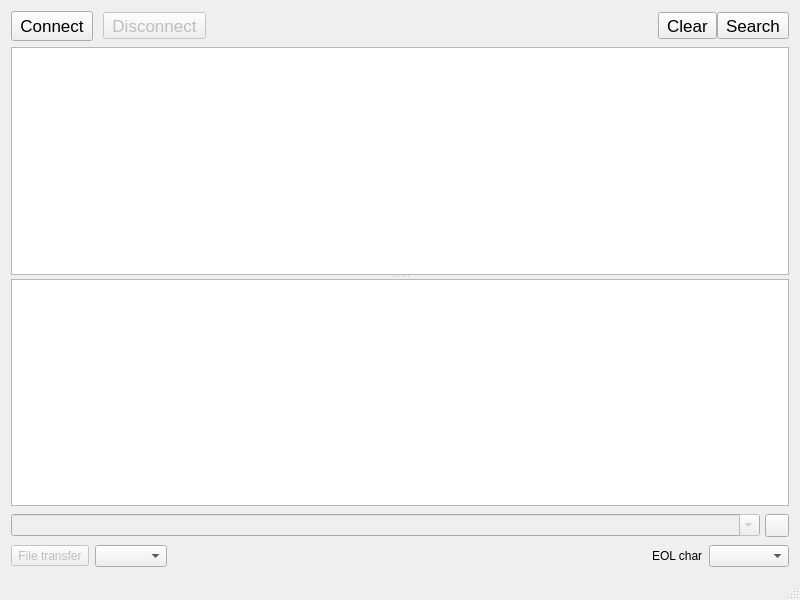
First picture: the form in mainwindow.ui, repository develer-staff/cutecom-ng, before the edit.
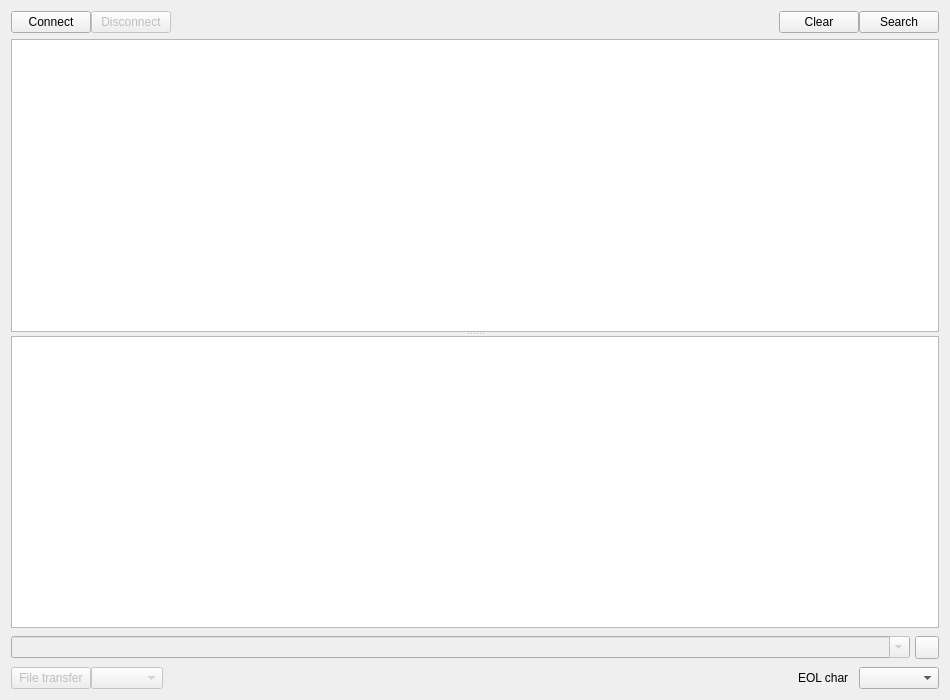
Second picture: the form after the edit. Icons and pictures are not drawn. Custom widgets are drawn as their Qt base class.

Commit message: Try to solve cross-platform differences in the ui using a fixed style (fusion) and a different font-family (courier).

Patch:
```diff
--- a/mainwindow.ui
+++ b/mainwindow.ui
@@ -6,8 +6,8 @@
    <rect>
     <x>0</x>
     <y>0</y>
-    <width>800</width>
-    <height>600</height>
+    <width>950</width>
+    <height>700</height>
    </rect>
   </property>
   <property name="windowTitle">
@@ -24,49 +24,17 @@
        <number>0</number>
       </property>
       <item>
-       <widget class="QToolButton" name="connectButton">
-        <property name="minimumSize">
-         <size>
-          <width>70</width>
-          <height>30</height>
-         </size>
-        </property>
-        <property name="font">
-         <font>
-          <pointsize>13</pointsize>
-         </font>
-        </property>
+       <widget class="QPushButton" name="connectButton">
         <property name="text">
          <string>Connect</string>
         </property>
        </widget>
       </item>
       <item>
-       <spacer name="horizontalSpacer_3">
-        <property name="orientation">
-         <enum>Qt::Horizontal</enum>
-        </property>
-        <property name="sizeType">
-         <enum>QSizePolicy::Minimum</enum>
-        </property>
-        <property name="sizeHint" stdset="0">
-         <size>
-          <width>10</width>
-          <height>20</height>
-         </size>
-        </property>
-       </spacer>
-      </item>
-      <item>
-       <widget class="QToolButton" name="disconnectButton">
+       <widget class="QPushButton" name="disconnectButton">
         <property name="enabled">
          <bool>false</bool>
         </property>
-        <property name="font">
-         <font>
-          <pointsize>13</pointsize>
-         </font>
-        </property>
         <property name="text">
          <string>Disconnect</string>
         </property>
@@ -102,24 +70,14 @@
        </spacer>
       </item>
       <item>
-       <widget class="QToolButton" name="clearButton">
-        <property name="font">
-         <font>
-          <pointsize>13</pointsize>
-         </font>
-        </property>
+       <widget class="QPushButton" name="clearButton">
         <property name="text">
          <string>Clear</string>
         </property>
        </widget>
       </item>
       <item>
-       <widget class="QToolButton" name="searchButton">
-        <property name="font">
-         <font>
-          <pointsize>13</pointsize>
-         </font>
-        </property>
+       <widget class="QPushButton" name="searchButton">
         <property name="text">
          <string>Search</string>
         </property>
@@ -141,8 +99,8 @@
       <widget class="QPlainTextEdit" name="mainOutput">
        <property name="font">
         <font>
-         <family>Monospace</family>
-         <pointsize>9</pointsize>
+         <family>Courier</family>
+         <pointsize>10</pointsize>
         </font>
        </property>
        <property name="readOnly">
@@ -152,8 +110,8 @@
       <widget class="QPlainTextEdit" name="bottomOutput">
        <property name="font">
         <font>
-         <family>Monospace</family>
-         <pointsize>9</pointsize>
+         <family>Courier</family>
+         <pointsize>10</pointsize>
         </font>
        </property>
        <property name="focusPolicy">
@@ -222,8 +180,11 @@
     </item>
     <item>
      <layout class="QHBoxLayout" name="horizontalLayout_3">
+      <property name="spacing">
+       <number>0</number>
+      </property>
       <item>
-       <widget class="QToolButton" name="fileTransferButton">
+       <widget class="QPushButton" name="fileTransferButton">
         <property name="enabled">
          <bool>false</bool>
         </property>
@@ -234,6 +195,9 @@
       </item>
       <item>
        <widget class="QComboBox" name="protocolCombo">
+        <property name="enabled">
+         <bool>false</bool>
+        </property>
         <property name="sizePolicy">
          <sizepolicy hsizetype="Fixed" vsizetype="Fixed">
           <horstretch>0</horstretch>
@@ -274,6 +238,22 @@
         </property>
        </widget>
       </item>
+      <item>
+       <spacer name="horizontalSpacer_3">
+        <property name="orientation">
+         <enum>Qt::Horizontal</enum>
+        </property>
+        <property name="sizeType">
+         <enum>QSizePolicy::Minimum</enum>
+        </property>
+        <property name="sizeHint" stdset="0">
+         <size>
+          <width>10</width>
+          <height>20</height>
+         </size>
+        </property>
+       </spacer>
+      </item>
       <item>
        <widget class="QComboBox" name="eolCombo">
         <property name="sizePolicy">
@@ -312,7 +292,6 @@
     </item>
    </layout>
   </widget>
-  <widget class="QStatusBar" name="statusBar"/>
  </widget>
  <layoutdefault spacing="6" margin="11"/>
  <customwidgets>
```
The commit also changes 3 other files.
